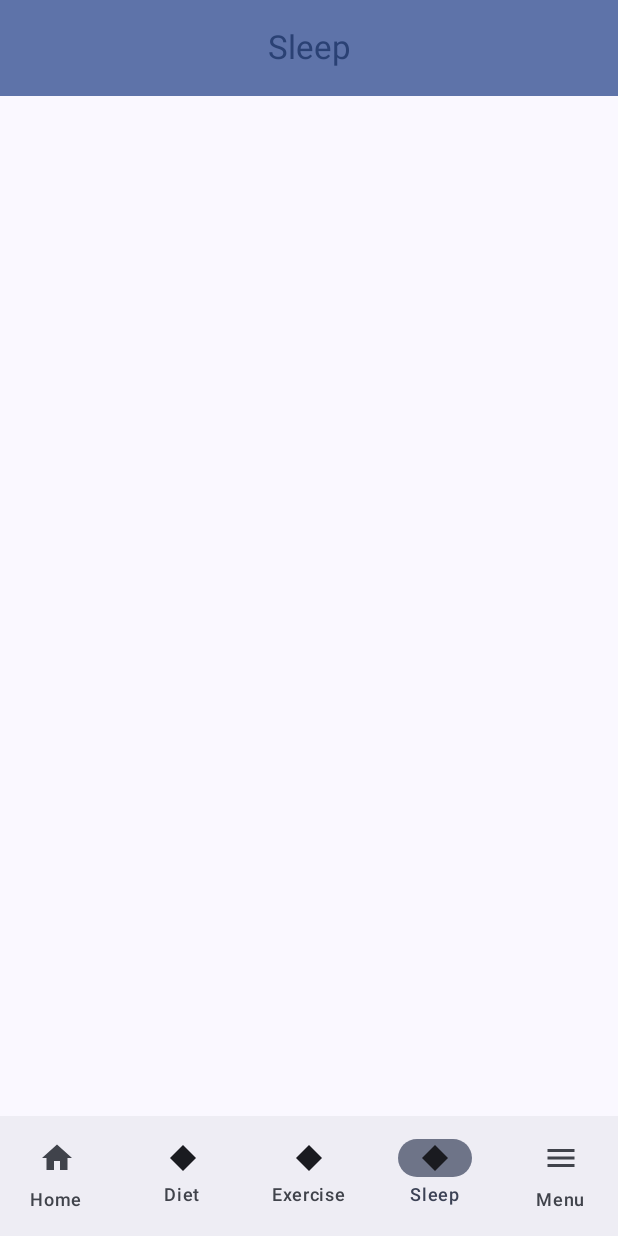
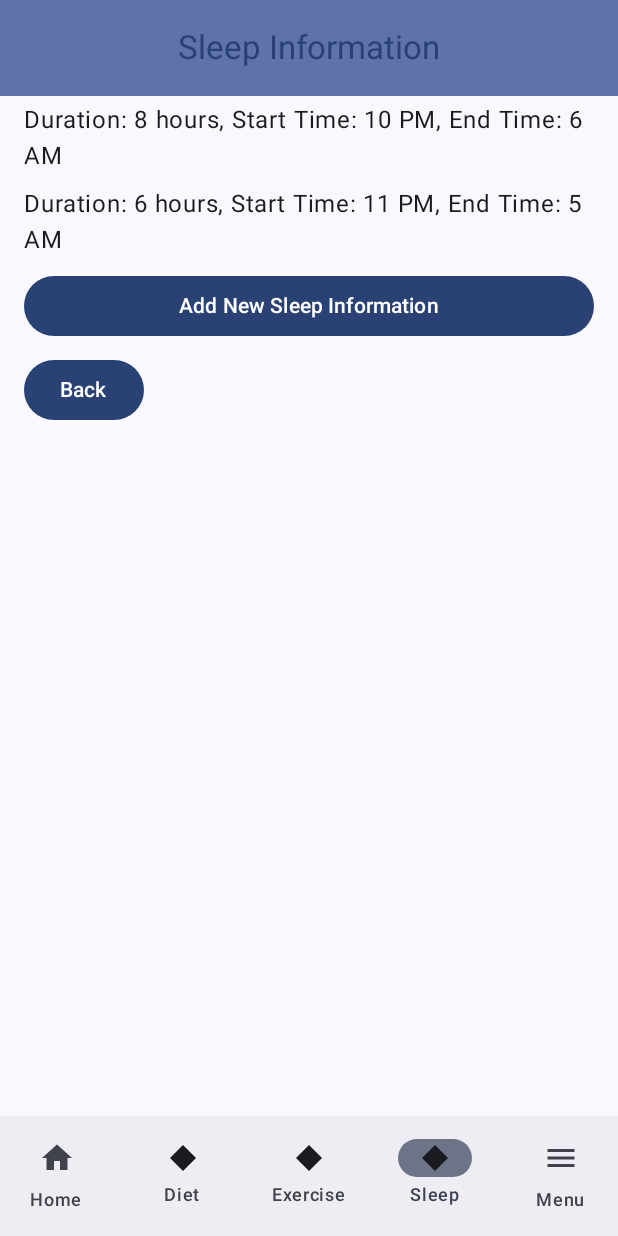
Before and after one commit to zwldarren/CS125_Group50, an Android app built with Jetpack Compose: the SleepInformationScreen screen opened through its navigation route, on a phone screen of 412 x 824 dp. Run offline under Robolectric (Android 15) with nearby library versions, the phone set to English and light mode, and no system bars; our stand-ins replace Firebase (no records; nobody signed in at launch, a user with empty details on screens opened directly); libraries missing offline, so code that uses them is left out: androidx.health.connect; 4 statements that could not run were skipped.

Commit message:
add sleep input demo

```diff
--- /dev/null
+++ b/app/src/main/java/com/cs125/group50/data/SleepInfo.kt
@@ -0,0 +1,7 @@
+package com.cs125.group50.data
+
+data class SleepInfo(
+    val duration: String,
+    val startTime: String,
+    val endTime: String
+)
--- a/app/src/main/java/com/cs125/group50/nav/AppNavigation.kt
+++ b/app/src/main/java/com/cs125/group50/nav/AppNavigation.kt
@@ -35,6 +35,7 @@ import com.google.firebase.auth.FirebaseAuth
 import com.cs125.group50.screens.DietInputScreen
 import com.cs125.group50.screens.MenuScreen
 import com.cs125.group50.screens.SleepInformationScreen
+import com.cs125.group50.screens.SleepInputScreen
 
 @Composable
 fun AppNavigation(navController: NavHostController, isUserLoggedIn: Boolean) {
@@ -98,6 +99,14 @@ fun AppNavigation(navController: NavHostController, isUserLoggedIn: Boolean) {
                 SleepInformationScreen(navController, userId)
             } else{
                 // 处理
+            }
+        }
+
+        composable("sleepInput") {
+            if (userId.isNotEmpty()) {
+                SleepInputScreen(navController, userId)
+            } else {
+                // 处理未登录或用户ID为空的情况
             }
         }
 
--- a/app/src/main/java/com/cs125/group50/screens/ActivityInformationScreen.kt
+++ b/app/src/main/java/com/cs125/group50/screens/ActivityInformationScreen.kt
@@ -56,7 +56,7 @@ fun ActivityScrollContent(navController: NavHostController, userId: String) {
         Button(onClick = {
             navController.popBackStack()
         }) {
-            Text("Cancel")
+            Text("Back")
         }
     }
 }
--- a/app/src/main/java/com/cs125/group50/screens/DietInformationScreen.kt
+++ b/app/src/main/java/com/cs125/group50/screens/DietInformationScreen.kt
@@ -60,7 +60,7 @@ fun DietScrollContent(navController: NavHostController, userId: String) {
         Button(onClick = {
             navController.popBackStack()
         }) {
-            Text("Cancel")
+            Text("Back")
         }
     }
 }
--- a/app/src/main/java/com/cs125/group50/screens/SleepInformationScreen.kt
+++ b/app/src/main/java/com/cs125/group50/screens/SleepInformationScreen.kt
@@ -1,21 +1,31 @@
 package com.cs125.group50.screens
 
 import androidx.compose.foundation.layout.Column
+import androidx.compose.foundation.layout.Spacer
 import androidx.compose.foundation.layout.fillMaxSize
+import androidx.compose.foundation.layout.fillMaxWidth
+import androidx.compose.foundation.layout.height
 import androidx.compose.foundation.layout.padding
+import androidx.compose.material3.Button
+import androidx.compose.material3.MaterialTheme
 import androidx.compose.material3.Text
 import androidx.compose.runtime.Composable
+import androidx.compose.runtime.LaunchedEffect
+import androidx.compose.runtime.collectAsState
+import androidx.compose.runtime.getValue
 import androidx.compose.ui.Alignment
 import androidx.compose.ui.Modifier
 import androidx.compose.ui.unit.dp
+import androidx.lifecycle.viewmodel.compose.viewModel
 import androidx.navigation.NavHostController
 import com.cs125.group50.nav.BaseScreen
+import com.cs125.group50.viewmodel.SleepInformationViewModel
 
 @Composable
 fun SleepInformationScreen(navController: NavHostController, userId: String) {
     BaseScreen(
         navController = navController,
-        screenTitle = "Sleep",
+        screenTitle = "Sleep Information",
         content = {
             SleepScrollContent(navController, userId)
         }
@@ -23,12 +33,36 @@ fun SleepInformationScreen(navController: NavHostController, userId: String) {
 }
 
 @Composable
-fun SleepScrollContent(navController: NavHostController, userId: String){
-    Column(modifier = Modifier.fillMaxSize()) {
-        // 这里是你的空白页面。你可以在这个 Column 中添加任何你想要的组件。
-        // 例如，一个简单的文本提示，表明这是一个待开发的页面：
-        Text(text = "Sleep Information Screen for User ID: $userId",
-            modifier = Modifier.align(Alignment.CenterHorizontally).padding(16.dp))
-        // 当你准备添加更多内容时，只需在这里继续添加即可。
+fun SleepScrollContent(navController: NavHostController, userId: String) {
+    val viewModel: SleepInformationViewModel = viewModel()
+    LaunchedEffect(true) {
+        viewModel.loadSleepInfo()
+    }
+    val sleepInfoList by viewModel.sleepInfoList.collectAsState()
+
+    Column(modifier = Modifier.padding(16.dp)) {
+        Text("Your Sleep Information", style = MaterialTheme.typography.headlineMedium)
+
+        Spacer(modifier = Modifier.height(16.dp))
+
+        sleepInfoList.forEach { sleepInfo ->
+            Text("Duration: ${sleepInfo.duration}, Start Time: ${sleepInfo.startTime}, End Time: ${sleepInfo.endTime}")
+            Spacer(modifier = Modifier.height(8.dp))
+        }
+
+        Button(
+            onClick = { navController.navigate("sleepInput") },
+            modifier = Modifier.fillMaxWidth()
+        ) {
+            Text("Add New Sleep Information")
+        }
+
+        Spacer(modifier = Modifier.height(8.dp))
+
+        Button(onClick = {
+            navController.popBackStack()
+        }) {
+            Text("Back")
+        }
     }
 }
--- a/app/src/main/java/com/cs125/group50/viewmodel/SleepInformationViewModel.kt
+++ b/app/src/main/java/com/cs125/group50/viewmodel/SleepInformationViewModel.kt
@@ -1,4 +1,24 @@
 package com.cs125.group50.viewmodel
 
-class SleepInformationViewModel {
+import androidx.lifecycle.ViewModel
+import androidx.lifecycle.viewModelScope
+import com.cs125.group50.data.SleepInfo
+import kotlinx.coroutines.flow.MutableStateFlow
+import kotlinx.coroutines.flow.StateFlow
+import kotlinx.coroutines.launch
+
+class SleepInformationViewModel : ViewModel() {
+    private val _sleepInfoList = MutableStateFlow<List<SleepInfo>>(listOf(
+        // Sample data, actual application should fetch from database
+        SleepInfo("8 hours", "10 PM", "6 AM"),
+        SleepInfo("6 hours", "11 PM", "5 AM")
+    ))
+    val sleepInfoList: StateFlow<List<SleepInfo>> = _sleepInfoList
+
+    fun loadSleepInfo() {
+        viewModelScope.launch {
+            // Load sleep information logic from database
+            // This is omitted here because the example already has hardcoded data
+        }
+    }
 }
```
Also changed, not shown: app/src/main/java/com/cs125/group50/screens/SleepInputScreen.kt (added, +92 -0 lines), app/src/main/java/com/cs125/group50/viewmodel/SleepInputViewModel.kt (added, +12 -0 lines).
